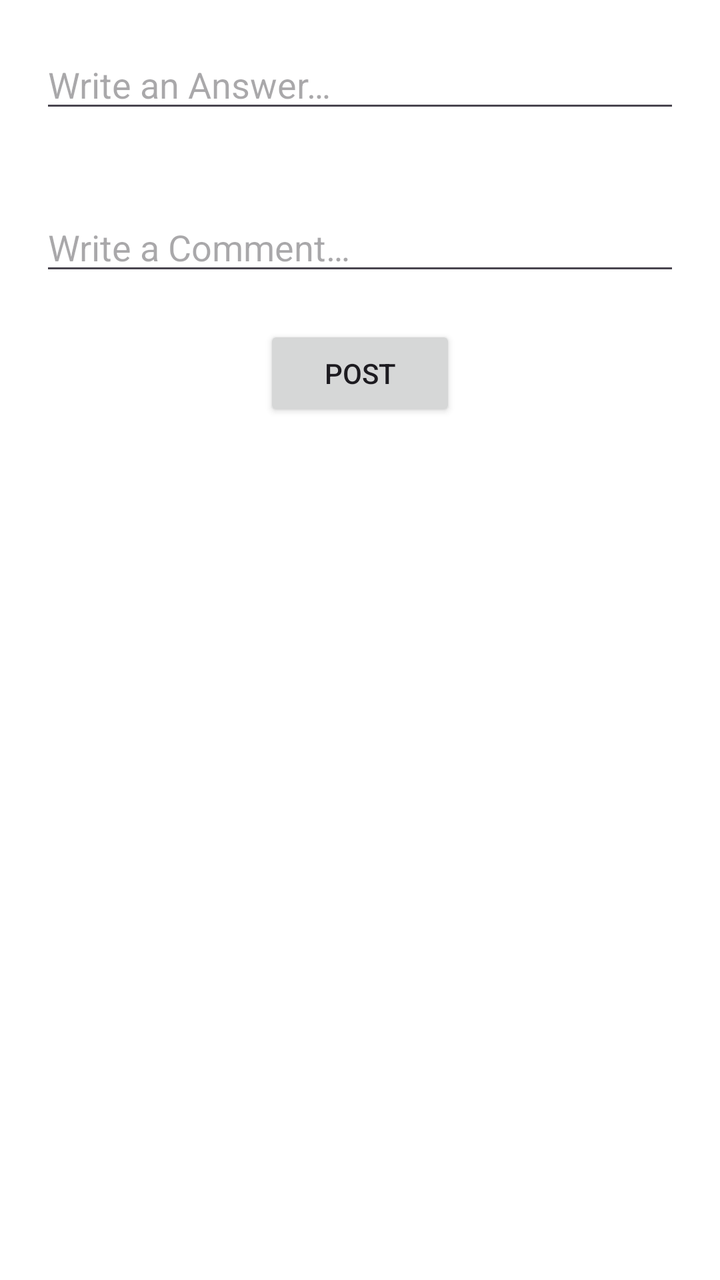
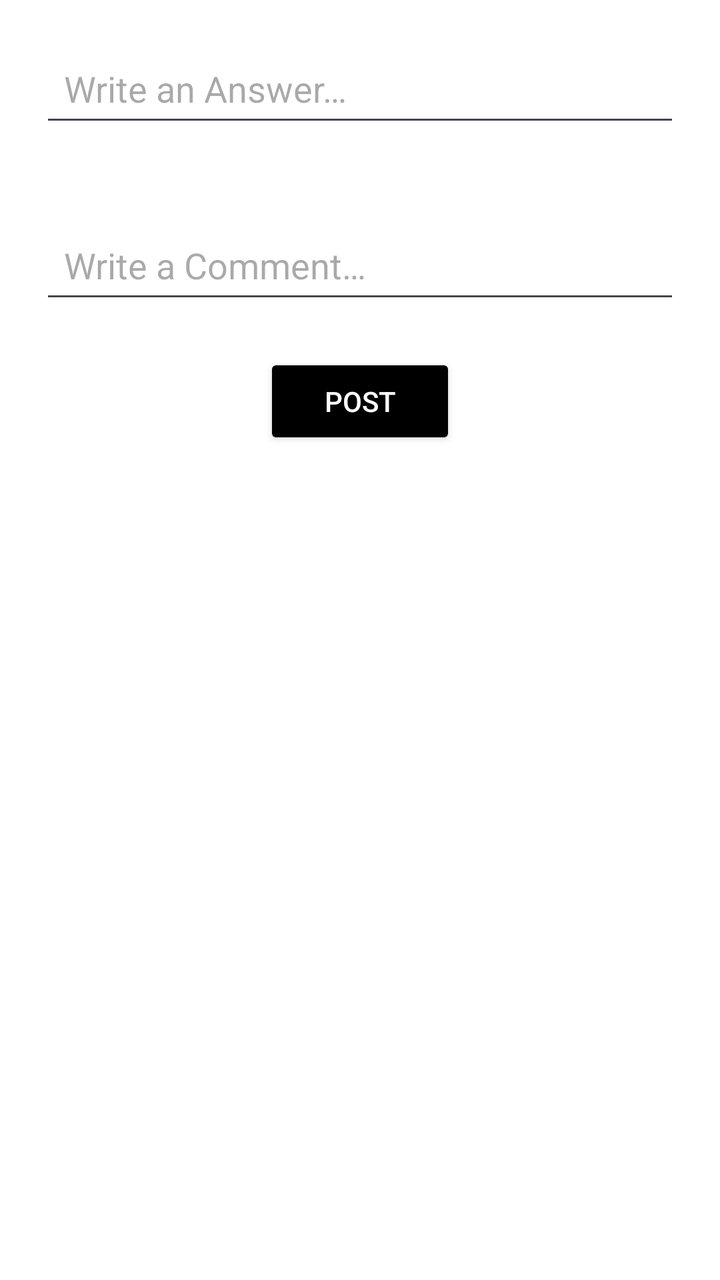

An Android layout rendered at two revisions. The XML below is the earlier revision; the diff shows what the commit changed to produce the second picture.
<!-- AndroidManifest.xml: application theme Theme.TheApp -->
<!-- res/layout/fragment_add_reply.xml -->
<?xml version="1.0" encoding="utf-8"?>
<LinearLayout xmlns:android="http://schemas.android.com/apk/res/android"
    xmlns:tools="http://schemas.android.com/tools"
    android:layout_width="match_parent"
    android:layout_height="match_parent"
    android:orientation="vertical"
    tools:context=".AddReplyFragment">

    <EditText
        android:id="@+id/answerField"
        android:layout_width="match_parent"
        android:layout_height="wrap_content"
        android:layout_gravity="center"
        android:layout_margin="20dp"
        android:hint="@string/write_answer"/>

    <EditText
        android:id="@+id/commentField"
        android:layout_width="match_parent"
        android:layout_height="wrap_content"
        android:layout_gravity="center"
        android:layout_margin="20dp"
        android:hint="@string/write_comment" />

    <Button
        android:id="@+id/postButton"
        android:layout_width="96dp"
        android:layout_height="48dp"
        android:layout_gravity="center"
        android:text="@string/post_button" />

</LinearLayout>
<!-- resources referenced by this layout -->
<resources>
  <string name="post_button">Post</string>
  <string name="write_answer">Write an Answer…</string>
  <string name="write_comment">Write a Comment…</string>
  <style name="Theme.TheApp" parent="Base.Theme.TheApp" />
  <style name="Base.Theme.TheApp" parent="Theme.Material3.DayNight.NoActionBar">
          
          
          <item name="colorSurface">@color/nav_view</item>
          <item name="colorOnBackground">@color/nav_view</item>
          <item name="android:colorBackground">@color/nav_view</item>
          <item name="colorPrimary">@color/primary</item>
          <item name="colorOnPrimary">@color/on_primary</item>
      </style>
  <color name="nav_view">#FFFFFF</color>
  <color name="primary">#000000</color>
  <color name="on_primary">#FFFFFF</color>
</resources>

<!-- the commit's change to res/layout/fragment_add_reply.xml (unified diff, before → after) -->
@@ -2,7 +2,8 @@
 <LinearLayout xmlns:android="http://schemas.android.com/apk/res/android"
     xmlns:tools="http://schemas.android.com/tools"
     android:layout_width="match_parent"
-    android:layout_height="match_parent"
+    android:layout_height="wrap_content"
+    android:background="@color/nav_view"
     android:orientation="vertical"
     tools:context=".AddReplyFragment">
 
@@ -12,6 +13,7 @@
         android:layout_height="wrap_content"
         android:layout_gravity="center"
         android:layout_margin="20dp"
+        android:padding="12dp"
         android:hint="@string/write_answer"/>
 
     <EditText
@@ -20,6 +22,7 @@
         android:layout_height="wrap_content"
         android:layout_gravity="center"
         android:layout_margin="20dp"
+        android:padding="12dp"
         android:hint="@string/write_comment" />
 
     <Button
@@ -27,6 +30,8 @@
         android:layout_width="96dp"
         android:layout_height="48dp"
         android:layout_gravity="center"
+        android:backgroundTint="@color/primary"
+        android:textColor="@color/on_primary"
         android:text="@string/post_button" />
 
 </LinearLayout>
<!-- resource entries referenced after the edit -->
@@ -1,9 +1,17 @@
 <!-- resources referenced by this layout -->
 <resources>
+  <color name="nav_view">#FFFFFF</color>
+  <color name="on_primary">#FFFFFF</color>
+  <color name="primary">#000000</color>
   <string name="post_button">Post</string>
   <string name="write_answer">Write an Answer…</string>
   <string name="write_comment">Write a Comment…</string>
-  <style name="Theme.TheApp" parent="Base.Theme.TheApp" />
+  <style name="Theme.TheApp" parent="Base.Theme.TheApp">
+          
+          <item name="android:navigationBarColor">@android:color/transparent</item>
+          <item name="android:statusBarColor">@android:color/transparent</item>
+          <item name="android:windowLightStatusBar">?attr/isLightTheme</item>
+      </style>
   <style name="Base.Theme.TheApp" parent="Theme.Material3.DayNight.NoActionBar">
           
           
@@ -13,8 +21,5 @@
           <item name="colorPrimary">@color/primary</item>
           <item name="colorOnPrimary">@color/on_primary</item>
       </style>
-  <color name="nav_view">#FFFFFF</color>
-  <color name="primary">#000000</color>
-  <color name="on_primary">#FFFFFF</color>
 </resources>
 
